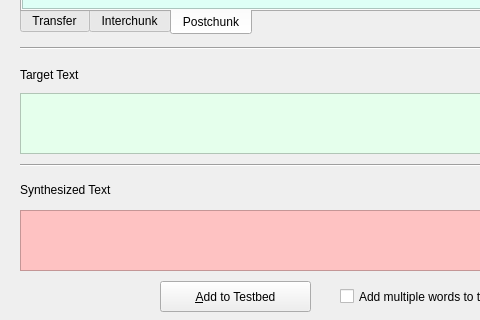
Before: the Qt Designer form LiveRuleTester.ui in rmlockwood/FLExTrans, drawn with Qt 5; both pictures show x 0 to 480 and y 497 to 817 of the 1271 by 817 pixel window.
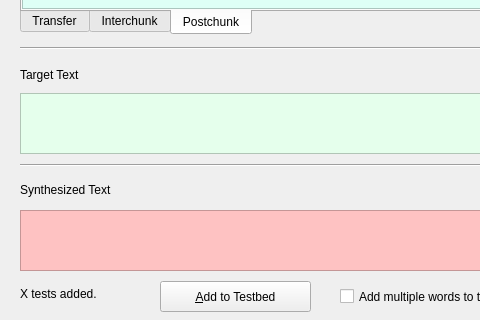
After: the same form once the commit is applied. Icons and pictures are not drawn.

```diff
--- a/LiveRuleTester.ui
+++ b/LiveRuleTester.ui
@@ -731,6 +731,22 @@
      <string>&amp;View Testbed Log</string>
     </property>
    </widget>
+   <widget class="QLabel" name="TestsAddedLabel">
+    <property name="enabled">
+     <bool>true</bool>
+    </property>
+    <property name="geometry">
+     <rect>
+      <x>20</x>
+      <y>781</y>
+      <width>131</width>
+      <height>20</height>
+     </rect>
+    </property>
+    <property name="text">
+     <string>X tests added.</string>
+    </property>
+   </widget>
   </widget>
  </widget>
  <resources/>
```
